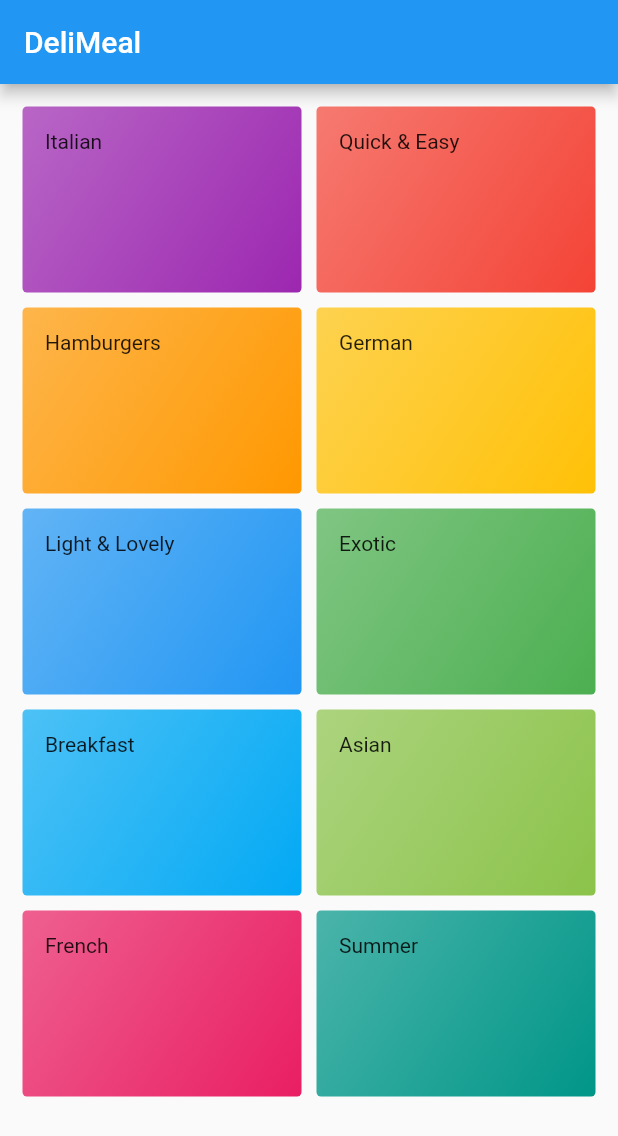
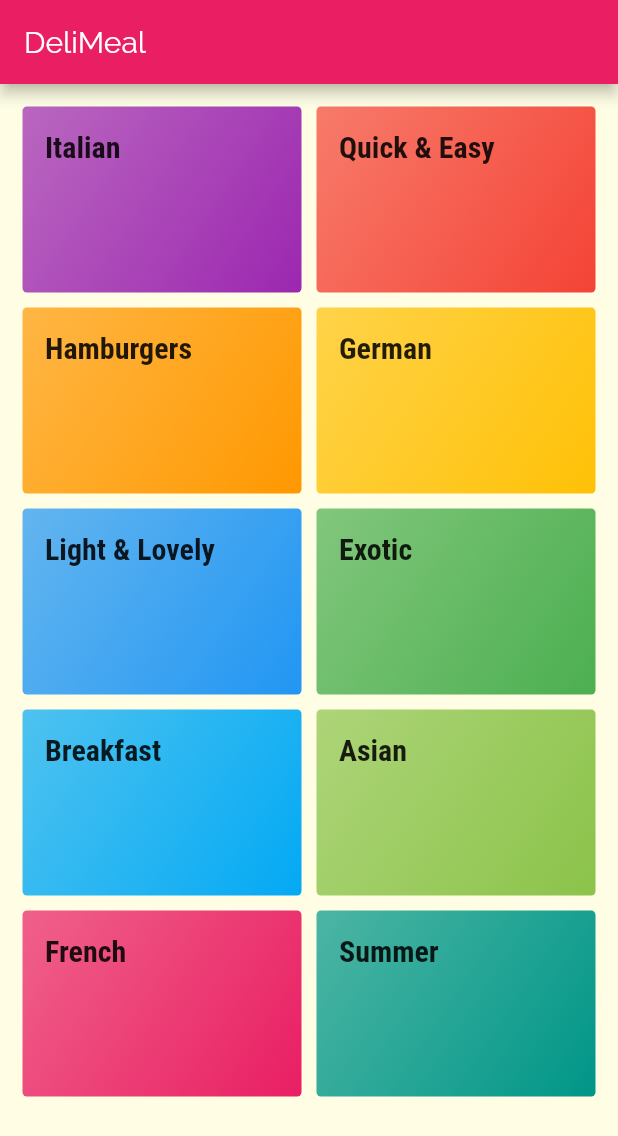
Before and after one commit to Russkazkin/flutter_meals_app, a Flutter app: the screen it shows after launch, on a phone screen of 412 x 824 dp. Shown: the top 1136 px of the screen. Run offline on Flutter 3.47's test engine with Material 2 defaults, Android fonts, the phone set to English and light mode, and no system bars.

Commit message:
Update app theme styles

```diff
--- a/lib/main.dart
+++ b/lib/main.dart
@@ -10,7 +10,26 @@ class MyApp extends StatelessWidget {
     return MaterialApp(
       title: 'DeliMeals',
       theme: ThemeData(
-        primarySwatch: Colors.blue,
+        primarySwatch: Colors.pink,
+        accentColor: Colors.amber,
+        canvasColor: Color.fromRGBO(255, 254, 229, 1),
+        fontFamily: 'Raleway',
+        textTheme: ThemeData
+            .light()
+            .textTheme
+            .copyWith(
+            bodyText2: TextStyle(
+              color: Color.fromRGBO(20, 51, 51, 1),
+            ),
+            bodyText1: TextStyle(
+              color: Color.fromRGBO(20, 51, 51, 1),
+            ),
+            headline6: TextStyle(
+              fontSize: 20,
+              fontFamily: 'RobotoCondensed',
+              fontWeight: FontWeight.bold
+            ),
+        ),
       ),
       home: Categories(),
     );
--- a/lib/widgets/categories/category.dart
+++ b/lib/widgets/categories/category.dart
@@ -10,7 +10,7 @@ class Category extends StatelessWidget {
   Widget build(BuildContext context) {
     return Container(
       padding: const EdgeInsets.all(15),
-      child: Text(title),
+      child: Text(title, style: Theme.of(context).textTheme.headline6,),
       decoration: BoxDecoration(
         gradient: LinearGradient(
           colors: [color.withOpacity(0.7), color],
```
